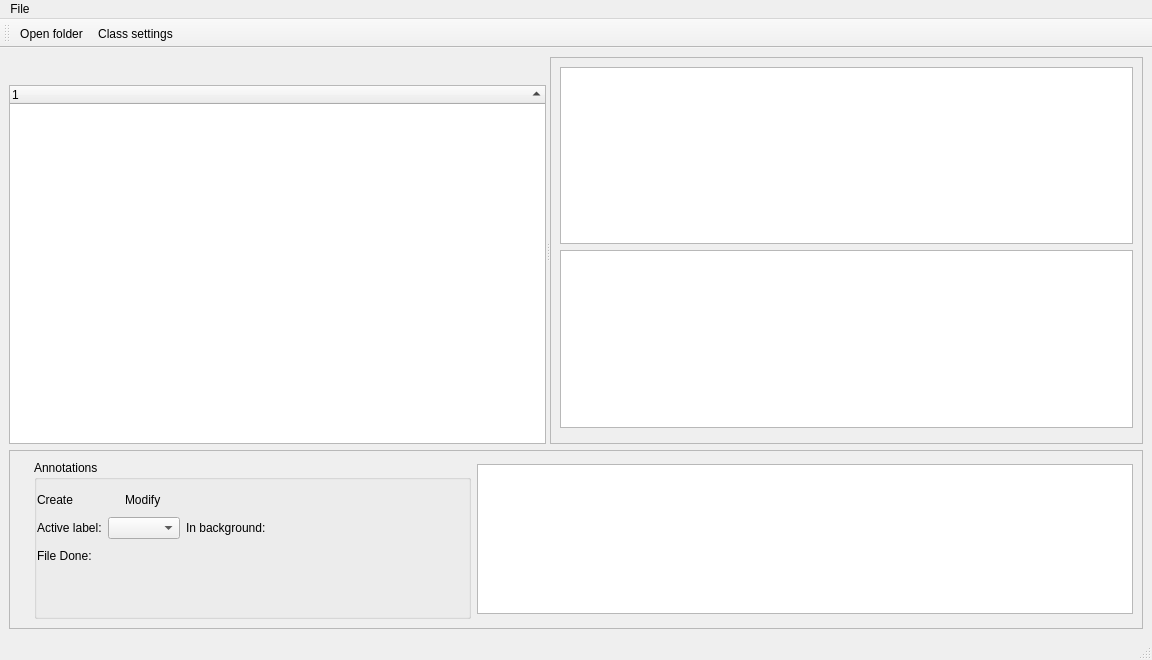
This is AudioTagger/gui/audio_tagger.ui in Vin985/AudioTagger as Qt 5 draws it before an edit. The edited form follows.
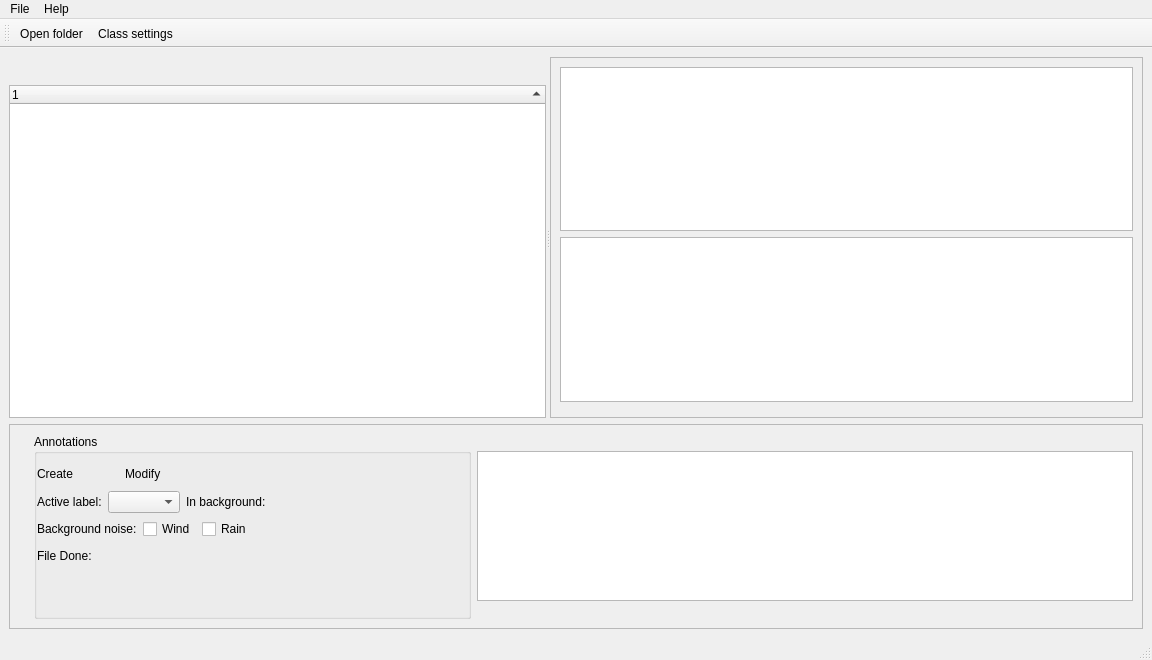
This is the edited form. Icons and pictures are not drawn. Custom widgets are drawn as their Qt base class.

Commit message: Added wind and rain noise

```diff
--- a/AudioTagger/gui/audio_tagger.ui
+++ b/AudioTagger/gui/audio_tagger.ui
@@ -575,6 +575,44 @@
             </item>
            </layout>
           </item>
+          <item>
+           <layout class="QHBoxLayout" name="horizontalLayout">
+            <item>
+             <widget class="QLabel" name="label_2">
+              <property name="text">
+               <string>Background noise:</string>
+              </property>
+             </widget>
+            </item>
+            <item>
+             <widget class="QCheckBox" name="checkbox_wind">
+              <property name="text">
+               <string>Wind</string>
+              </property>
+             </widget>
+            </item>
+            <item>
+             <widget class="QCheckBox" name="checkbox_rain">
+              <property name="text">
+               <string>Rain</string>
+              </property>
+             </widget>
+            </item>
+            <item>
+             <spacer name="horizontalSpacer">
+              <property name="orientation">
+               <enum>Qt::Horizontal</enum>
+              </property>
+              <property name="sizeHint" stdset="0">
+               <size>
+                <width>40</width>
+                <height>20</height>
+               </size>
+              </property>
+             </spacer>
+            </item>
+           </layout>
+          </item>
           <item>
            <layout class="QHBoxLayout" name="horizontalLayout_4">
             <item>
@@ -695,7 +733,14 @@
     <addaction name="actionImport_settings"/>
     <addaction name="action_split_files"/>
    </widget>
+   <widget class="QMenu" name="menuHelp">
+    <property name="title">
+     <string>Help</string>
+    </property>
+    <addaction name="action_shortcut_list"/>
+   </widget>
    <addaction name="menuFile"/>
+   <addaction name="menuHelp"/>
   </widget>
   <widget class="QStatusBar" name="statusbar"/>
   <widget class="QToolBar" name="toolBar">
```
Left out of the diff: 5 changed lines with no effect on the pictures. The commit also changes 3 other files.
